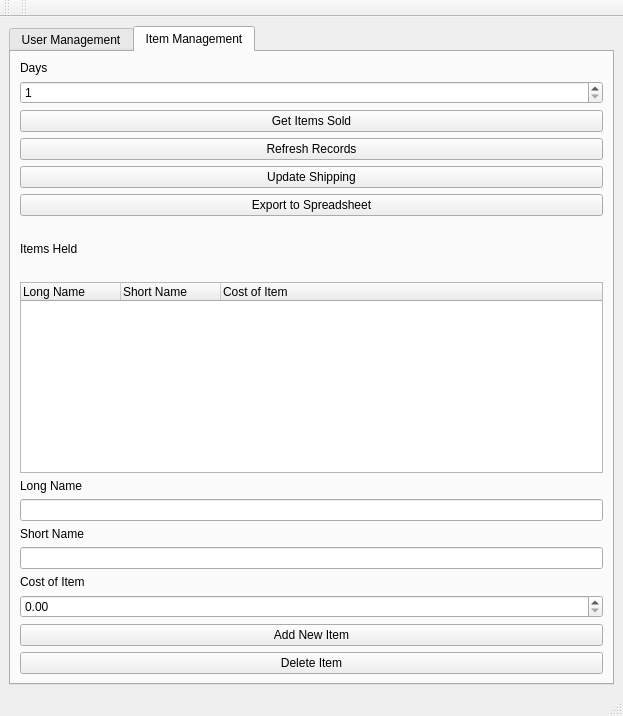
The window that design.ui (suhussai/ebayApp) describes before a commit, drawn with Qt 5.
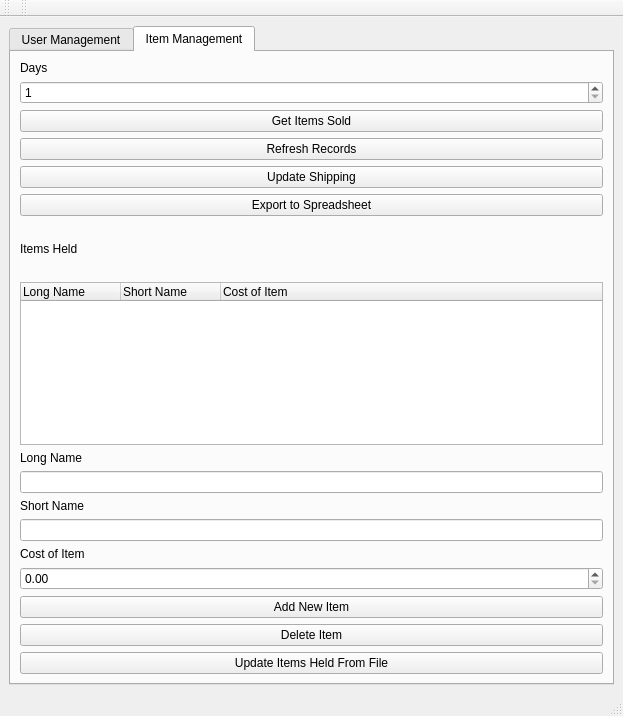
The same window after the commit. The open tabs and pages were chosen to show the change.

Commit message: add button for updating items held using a file

Patch:
```diff
--- a/design.ui
+++ b/design.ui
@@ -333,6 +333,13 @@
             </property>
            </widget>
           </item>
+          <item>
+           <widget class="QPushButton" name="btnUpdateItemsHeldFromFile">
+            <property name="text">
+             <string>Update Items Held From File</string>
+            </property>
+           </widget>
+          </item>
          </layout>
         </item>
        </layout>
```
Left out of the diff: 2 changed lines with no effect on the pictures. The commit also changes 2 other files.
